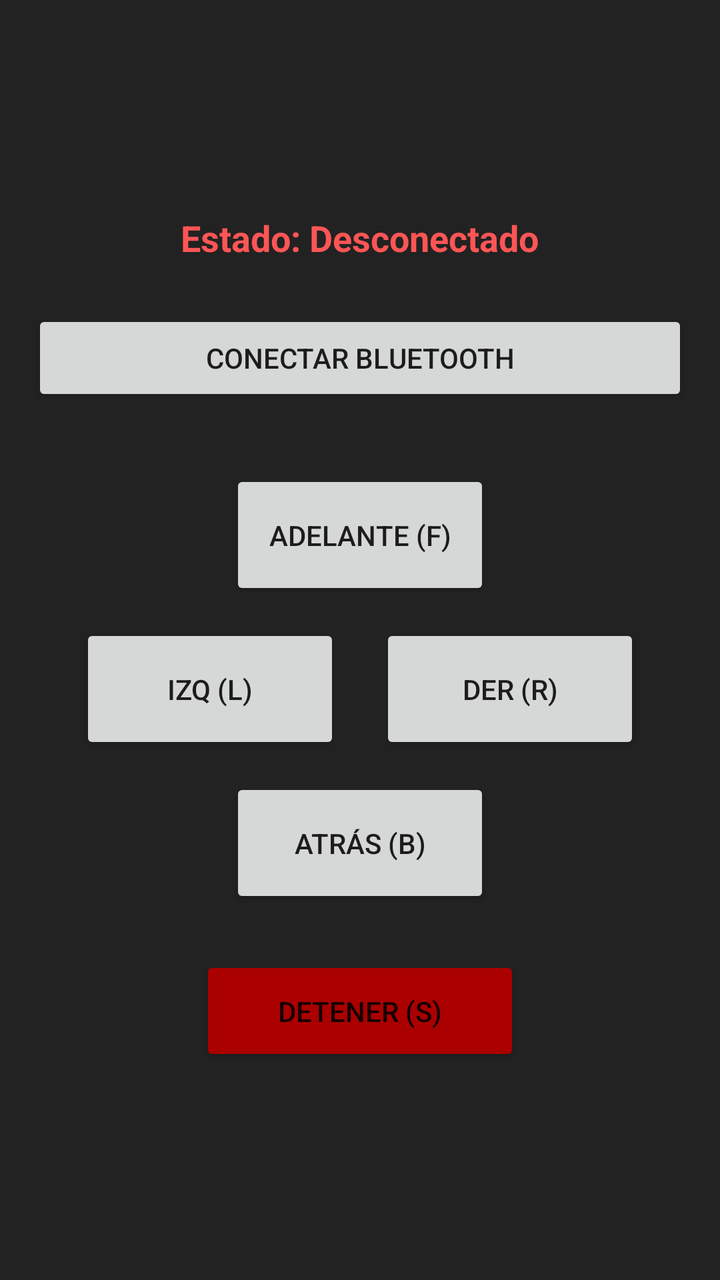
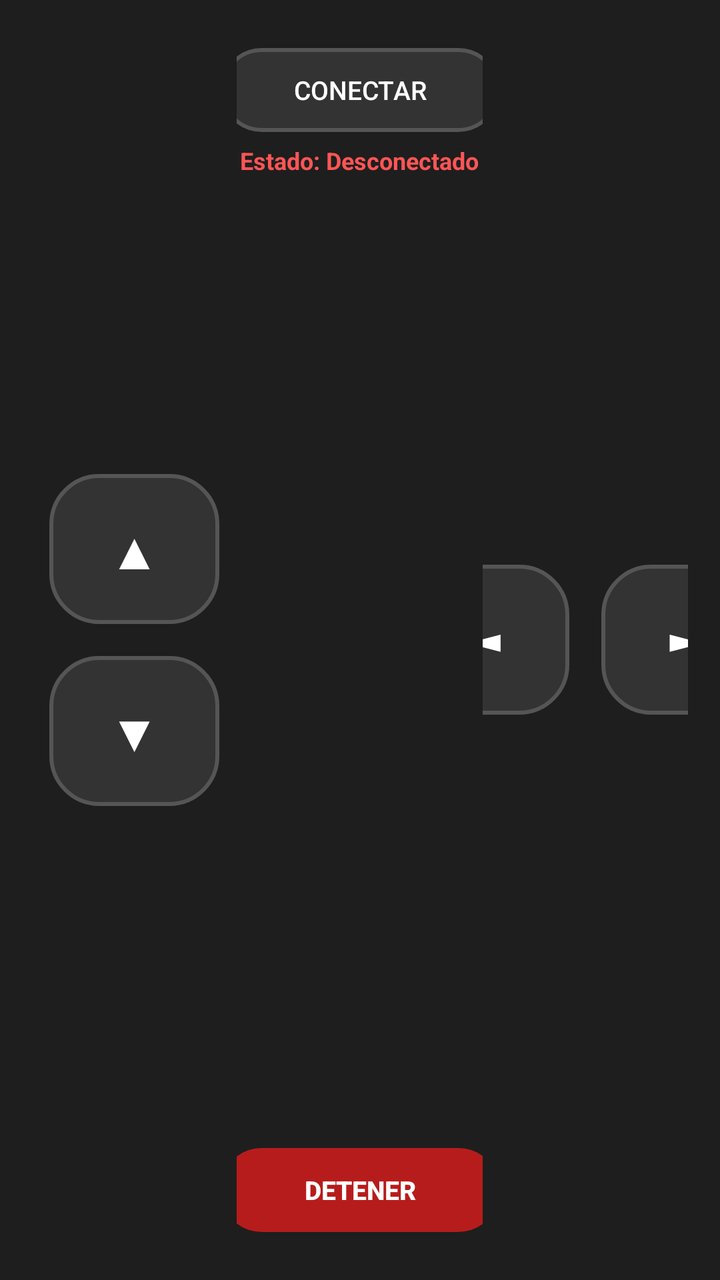

An Android layout rendered at two revisions. The XML below is the earlier revision; the diff shows what the commit changed to produce the second picture.
<!-- AndroidManifest.xml: application theme Theme.AppCompat.Light.DarkActionBar -->
<!-- res/layout/activity_main.xml -->
<?xml version="1.0" encoding="utf-8"?>
<LinearLayout xmlns:android="http://schemas.android.com/apk/res/android"
    android:layout_width="match_parent"
    android:layout_height="match_parent"
    android:orientation="vertical"
    android:gravity="center"
    android:padding="16dp"
    android:background="#222222">

    <TextView
        android:id="@+id/txtEstado"
        android:layout_width="wrap_content"
        android:layout_height="wrap_content"
        android:text="Estado: Desconectado"
        android:textColor="#FF5555"
        android:textSize="18sp"
        android:textStyle="bold"
        android:layout_marginBottom="24dp"/>

    <Button
        android:id="@+id/btnConectar"
        android:layout_width="match_parent"
        android:layout_height="wrap_content"
        android:text="Conectar Bluetooth"
        android:layout_marginBottom="32dp"/>

    
    <Button
        android:id="@+id/btnAdelante"
        android:layout_width="130dp"
        android:layout_height="65dp"
        android:text="ADELANTE (F)"
        android:layout_marginBottom="12dp"/>

    
    <LinearLayout
        android:layout_width="wrap_content"
        android:layout_height="wrap_content"
        android:orientation="horizontal"
        android:layout_marginBottom="12dp">

        <Button
            android:id="@+id/btnIzquierda"
            android:layout_width="130dp"
            android:layout_height="65dp"
            android:text="IZQ (L)"
            android:layout_marginRight="20dp"/>

        <Button
            android:id="@+id/btnDerecha"
            android:layout_width="130dp"
            android:layout_height="65dp"
            android:text="DER (R)" />
    </LinearLayout>

    
    <Button
        android:id="@+id/btnAtras"
        android:layout_width="130dp"
        android:layout_height="65dp"
        android:text="ATRÁS (B)"
        android:layout_marginBottom="24dp"/>

    
    <Button
        android:id="@+id/btnDetener"
        android:layout_width="160dp"
        android:layout_height="55dp"
        android:text="DETENER (S)"
        android:backgroundTint="#AA0000"/>

</LinearLayout>
<!-- resources referenced by this layout -->
<resources>

</resources>

<!-- the commit's change to res/layout/activity_main.xml (unified diff, before → after) -->
@@ -2,71 +2,128 @@
 <LinearLayout xmlns:android="http://schemas.android.com/apk/res/android"
     android:layout_width="match_parent"
     android:layout_height="match_parent"
-    android:orientation="vertical"
+    android:orientation="horizontal"
     android:gravity="center"
     android:padding="16dp"
-    android:background="#222222">
-
-    <TextView
-        android:id="@+id/txtEstado"
-        android:layout_width="wrap_content"
-        android:layout_height="wrap_content"
-        android:text="Estado: Desconectado"
-        android:textColor="#FF5555"
-        android:textSize="18sp"
-        android:textStyle="bold"
-        android:layout_marginBottom="24dp"/>
-
-    <Button
-        android:id="@+id/btnConectar"
-        android:layout_width="match_parent"
-        android:layout_height="wrap_content"
-        android:text="Conectar Bluetooth"
-        android:layout_marginBottom="32dp"/>
-
-    
-    <Button
-        android:id="@+id/btnAdelante"
-        android:layout_width="130dp"
-        android:layout_height="65dp"
-        android:text="ADELANTE (F)"
-        android:layout_marginBottom="12dp"/>
+    android:background="#1E1E1E">
 
     
     <LinearLayout
-        android:layout_width="wrap_content"
-        android:layout_height="wrap_content"
+        android:layout_width="0dp"
+        android:layout_height="match_parent"
+        android:layout_weight="1"
+        android:orientation="vertical"
+        android:gravity="center">
+
+        <Button
+            android:id="@+id/btnAdelante"
+            android:layout_width="85dp"
+            android:layout_height="75dp"
+            android:text="▲"
+            android:textSize="26sp"
+            android:textColor="#FFFFFF"
+            android:background="@drawable/btn_redondeado"
+            android:stateListAnimator="@null"
+            android:layout_marginBottom="16dp"/>
+
+        <Button
+            android:id="@+id/btnAtras"
+            android:layout_width="85dp"
+            android:layout_height="75dp"
+            android:text="▼"
+            android:textSize="26sp"
+            android:textColor="#FFFFFF"
+            android:background="@drawable/btn_redondeado"
+            android:stateListAnimator="@null"/>
+    </LinearLayout>
+
+    
+    <LinearLayout
+        android:layout_width="0dp"
+        android:layout_height="match_parent"
+        android:layout_weight="1.2"
+        android:orientation="vertical"
+        android:gravity="center_horizontal|top"
+        android:paddingTop="8dp"
+        android:paddingBottom="8dp">
+
+        
+        <LinearLayout
+            android:layout_width="wrap_content"
+            android:layout_height="wrap_content"
+            android:orientation="vertical"
+            android:gravity="center">
+
+            <Button
+                android:id="@+id/btnConectar"
+                android:layout_width="140dp"
+                android:layout_height="42dp"
+                android:text="Conectar"
+                android:textColor="#FFFFFF"
+                android:textSize="13sp"
+                android:background="@drawable/btn_redondeado"
+                android:stateListAnimator="@null"
+                android:layout_marginBottom="6dp"/>
+
+            <TextView
+                android:id="@+id/txtEstado"
+                android:layout_width="wrap_content"
+                android:layout_height="wrap_content"
+                android:text="Estado: Desconectado"
+                android:textColor="#FF5555"
+                android:textSize="12sp"
+                android:textStyle="bold"/>
+        </LinearLayout>
+
+        
+        <View
+            android:layout_width="match_parent"
+            android:layout_height="0dp"
+            android:layout_weight="1"/>
+
+        
+        <Button
+            android:id="@+id/btnDetener"
+            android:layout_width="140dp"
+            android:layout_height="42dp"
+            android:text="DETENER"
+            android:textColor="#FFFFFF"
+            android:textSize="13sp"
+            android:textStyle="bold"
+            android:background="@drawable/btn_redondeado"
+            android:backgroundTint="#B71C1C"
+            android:stateListAnimator="@null"/>
+
+    </LinearLayout>
+
+    
+    <LinearLayout
+        android:layout_width="0dp"
+        android:layout_height="match_parent"
+        android:layout_weight="1"
         android:orientation="horizontal"
-        android:layout_marginBottom="12dp">
+        android:gravity="center">
 
         <Button
             android:id="@+id/btnIzquierda"
-            android:layout_width="130dp"
-            android:layout_height="65dp"
-            android:text="IZQ (L)"
-            android:layout_marginRight="20dp"/>
+            android:layout_width="85dp"
+            android:layout_height="75dp"
+            android:text="◄"
+            android:textSize="26sp"
+            android:textColor="#FFFFFF"
+            android:background="@drawable/btn_redondeado"
+            android:stateListAnimator="@null"
+            android:layout_marginEnd="16dp"/>
 
         <Button
             android:id="@+id/btnDerecha"
-            android:layout_width="130dp"
-            android:layout_height="65dp"
-            android:text="DER (R)" />
+            android:layout_width="85dp"
+            android:layout_height="75dp"
+            android:text="►"
+            android:textSize="26sp"
+            android:textColor="#FFFFFF"
+            android:background="@drawable/btn_redondeado"
+            android:stateListAnimator="@null"/>
     </LinearLayout>
 
-    
-    <Button
-        android:id="@+id/btnAtras"
-        android:layout_width="130dp"
-        android:layout_height="65dp"
-        android:text="ATRÁS (B)"
-        android:layout_marginBottom="24dp"/>
-
-    
-    <Button
-        android:id="@+id/btnDetener"
-        android:layout_width="160dp"
-        android:layout_height="55dp"
-        android:text="DETENER (S)"
-        android:backgroundTint="#AA0000"/>
-
 </LinearLayout>
<!-- resource entries referenced after the edit -->
@@ -1,5 +1,12 @@
 <!-- resources referenced by this layout -->
 <resources>
-
+  <!-- drawable btn_redondeado (drawable) -->
+  <?xml version="1.0" encoding="utf-8"?>
+  <shape xmlns:android="http://schemas.android.com/apk/res/android"
+      android:shape="rectangle">
+      <solid android:color="#333333"/> 
+      <corners android:radius="24dp"/> 
+      <stroke android:width="2dp" android:color="#555555"/> 
+  </shape>
 </resources>
 
